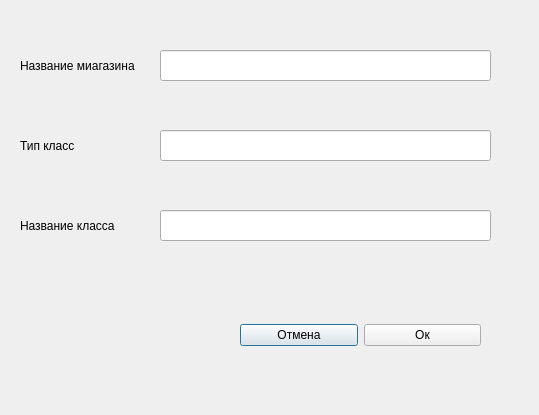
This is blade/add_shop.ui in NikName2021/Discount_project as Qt 5 draws it before an edit. The edited form follows.
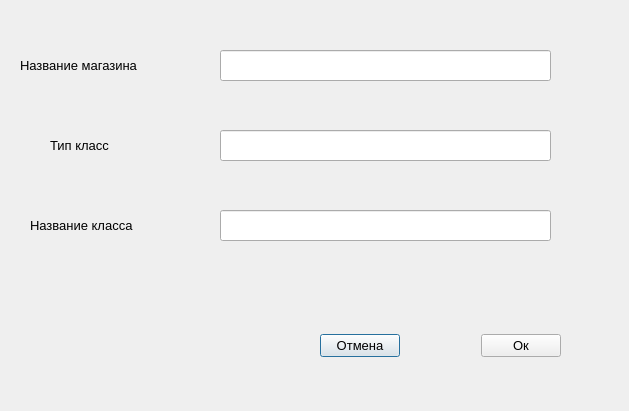
This is the edited form.

```diff
--- a/blade/add_shop.ui
+++ b/blade/add_shop.ui
@@ -6,8 +6,8 @@
    <rect>
     <x>0</x>
     <y>0</y>
-    <width>539</width>
-    <height>415</height>
+    <width>629</width>
+    <height>411</height>
    </rect>
   </property>
   <property name="sizePolicy">
@@ -22,8 +22,8 @@
   <widget class="QWidget" name="horizontalLayoutWidget">
    <property name="geometry">
     <rect>
-     <x>240</x>
-     <y>290</y>
+     <x>320</x>
+     <y>300</y>
      <width>241</width>
      <height>91</height>
     </rect>
@@ -31,13 +31,36 @@
    <layout class="QHBoxLayout" name="horizontalLayout">
     <item>
      <widget class="QPushButton" name="pushButton_2">
+      <property name="font">
+       <font>
+        <pointsize>10</pointsize>
+       </font>
+      </property>
       <property name="text">
        <string>Отмена</string>
       </property>
      </widget>
     </item>
+    <item>
+     <spacer name="horizontalSpacer">
+      <property name="orientation">
+       <enum>Qt::Horizontal</enum>
+      </property>
+      <property name="sizeHint" stdset="0">
+       <size>
+        <width>40</width>
+        <height>20</height>
+       </size>
+      </property>
+     </spacer>
+    </item>
     <item>
      <widget class="QPushButton" name="pushButton">
+      <property name="font">
+       <font>
+        <pointsize>10</pointsize>
+       </font>
+      </property>
       <property name="text">
        <string>Ок</string>
       </property>
@@ -48,7 +71,7 @@
   <widget class="QLineEdit" name="lineEdit">
    <property name="geometry">
     <rect>
-     <x>160</x>
+     <x>220</x>
      <y>50</y>
      <width>331</width>
      <height>31</height>
@@ -58,7 +81,7 @@
   <widget class="QLineEdit" name="lineEdit_2">
    <property name="geometry">
     <rect>
-     <x>160</x>
+     <x>220</x>
      <y>130</y>
      <width>331</width>
      <height>31</height>
@@ -68,7 +91,7 @@
   <widget class="QLineEdit" name="lineEdit_3">
    <property name="geometry">
     <rect>
-     <x>160</x>
+     <x>220</x>
      <y>210</y>
      <width>331</width>
      <height>31</height>
@@ -80,23 +103,35 @@
     <rect>
      <x>20</x>
      <y>50</y>
-     <width>121</width>
+     <width>161</width>
      <height>31</height>
     </rect>
    </property>
+   <property name="font">
+    <font>
+     <pointsize>10</pointsize>
+     <weight>50</weight>
+     <bold>false</bold>
+    </font>
+   </property>
    <property name="text">
-    <string>Название миагазина</string>
+    <string>Название магазина</string>
    </property>
   </widget>
   <widget class="QLabel" name="label_2">
    <property name="geometry">
     <rect>
-     <x>20</x>
+     <x>50</x>
      <y>130</y>
      <width>121</width>
      <height>31</height>
     </rect>
    </property>
+   <property name="font">
+    <font>
+     <pointsize>10</pointsize>
+    </font>
+   </property>
    <property name="text">
     <string>Тип класс</string>
    </property>
@@ -104,12 +139,17 @@
   <widget class="QLabel" name="label_3">
    <property name="geometry">
     <rect>
-     <x>20</x>
+     <x>30</x>
      <y>210</y>
-     <width>121</width>
+     <width>141</width>
      <height>31</height>
     </rect>
    </property>
+   <property name="font">
+    <font>
+     <pointsize>10</pointsize>
+    </font>
+   </property>
    <property name="text">
     <string>Название класса</string>
    </property>
@@ -119,10 +159,15 @@
     <rect>
      <x>30</x>
      <y>270</y>
-     <width>191</width>
+     <width>291</width>
      <height>31</height>
     </rect>
    </property>
+   <property name="font">
+    <font>
+     <pointsize>10</pointsize>
+    </font>
+   </property>
    <property name="text">
     <string/>
    </property>
```
